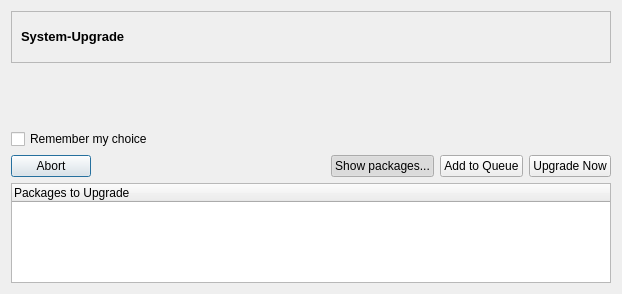
This is trunk/shaman/ui/upgradeDialog.ui in drf/shaman1 as Qt 5 draws it before an edit. The edited form follows.
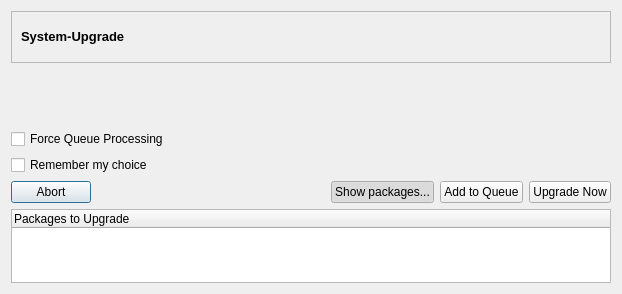
This is the edited form. Icons and pictures are not drawn.

Commit message: Added force option :D

Diff of the .ui file:
```diff
--- a/trunk/shaman/ui/upgradeDialog.ui
+++ b/trunk/shaman/ui/upgradeDialog.ui
@@ -52,6 +52,13 @@
        </item>
       </layout>
      </item>
+     <item>
+      <widget class="QCheckBox" name="forceBox" >
+       <property name="text" >
+        <string>Force Queue Processing</string>
+       </property>
+      </widget>
+     </item>
      <item>
       <widget class="QCheckBox" name="checkBox" >
        <property name="text" >
```
The commit also changes 21 other files.
